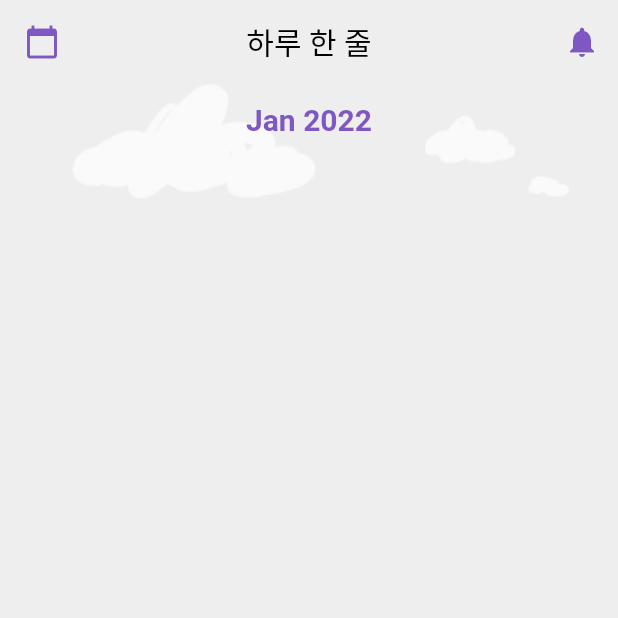
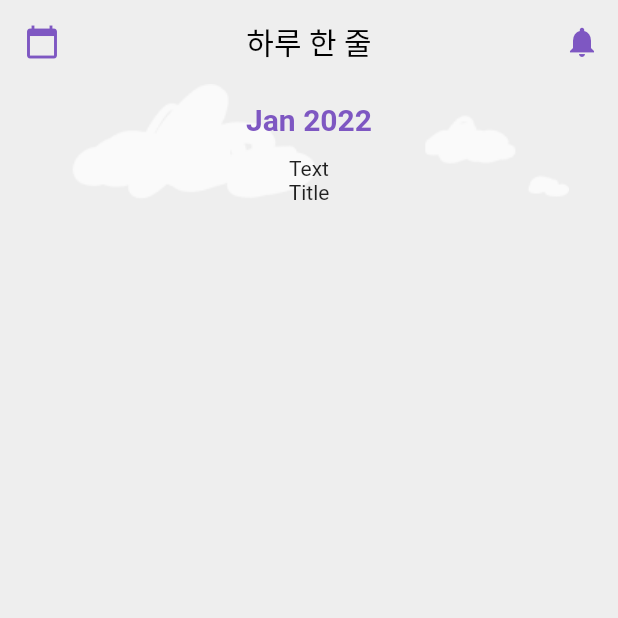
Before and after one commit to Ewha-Euron/1th_Adobby, a Flutter app: the screen it shows after launch, on a phone screen of 412 x 824 dp, the top half of it. Run offline on Flutter 3.47's test engine with Material 2 defaults, Android fonts, the phone set to English and light mode, and no system bars; our stand-ins replace flutter_datetime_picker, table_calendar.

Commit message:
feat: 일기 추가 기능 구현
- 메인 화면, 일기 추가 화면 간 데이터 전송 구현
- 일기 추가 화면에서 제목, 내용 입력
- 메인 화면에서 다이어리 리스트 보여주기

```diff
--- a/lib/screens/AddScreen.dart
+++ b/lib/screens/AddScreen.dart
@@ -1,3 +1,4 @@
+import 'package:adobby/widgets/Diary.dart';
 import 'package:adobby/widgets/TextDiaryAddPic.dart';
 import 'package:flutter/material.dart';
 import 'package:intl/intl.dart';
@@ -10,6 +11,9 @@ class AddScreen extends StatefulWidget {
 }
 
 class _AddScreenState extends State<AddScreen> {
+  // 메인 화면에서 items를 전달 받기 위한 변수 정의
+  // final List<Diary> items = [];
+
   // 다이어리 인풋 텍스트 조작을 위한 컨트롤러
   var _diaryTitleController = TextEditingController();
   var _diaryTextController = TextEditingController();
@@ -18,6 +22,14 @@ class _AddScreenState extends State<AddScreen> {
     _diaryTitleController.dispose();
     _diaryTextController.dispose();
     super.dispose();
+  }
+
+  void _addDiary(Diary diary) {
+    setState(() {
+      // items.add(diary);
+      _diaryTitleController.text = '';
+      _diaryTextController.text = '';
+    });
   }
 
   @override
@@ -69,6 +81,34 @@ class _AddScreenState extends State<AddScreen> {
                   labelText: '내용을 작성해주세요',
                 ),
               ),
+              SizedBox(
+                height: 40,
+              ),
+              // 테스트를 위한 추가 버튼
+              ElevatedButton(
+                onPressed: () {
+                  //String inputTitle = _diaryTitleController.text;
+                  //String inputText = _diaryTextController.text;
+
+                  final diary = new Diary(
+                      title: _diaryTitleController.value.text,
+                      text: _diaryTextController.value.text);
+
+                  Navigator.pop(context, diary);
+                  /*
+                  Navigator.pop(
+                      context,
+                      MaterialPageRoute(
+                          builder: (context) => MainScreen(
+                              //title: inputTitle, // 테스트용
+                              //text: inputText,
+                              //items[index].title: inputTitle,
+                              //items[index].text: inputText,
+                              )));
+                              */
+                },
+                child: Text('저장'),
+              )
             ],
           ),
         ));
--- a/lib/screens/MainScreen.dart
+++ b/lib/screens/MainScreen.dart
@@ -1,7 +1,7 @@
 import 'package:adobby/screens/AddScreen.dart';
 import 'package:adobby/screens/CalendarScreen.dart';
 import 'package:adobby/widgets/DatetimePicker.dart';
-//import 'package:adobby/widgets/DiaryList.dart';
+import 'package:adobby/widgets/Diary.dart';
 import 'package:flutter/material.dart';
 import 'package:intl/intl.dart';
 
@@ -12,20 +12,13 @@ class MainScreen extends StatefulWidget {
   _MainScreenState createState() => _MainScreenState();
 }
 
-class Diary {
-  int _id = 0;
-  DateTime date = DateTime.now();
-  Image? image;
-  String title = '';
-  String text = '';
-  String line = '';
-
-  Diary(this.text);
-}
-
 class _MainScreenState extends State<MainScreen> {
   // 다이어리 목록을 저장할 리스트
-  final _items = <Diary>[];
+  final items = <Diary>[];
+
+  // 테스트용
+  String text = 'Text';
+  String title = 'Title';
 
   // 다이어리 인풋 텍스트 조작을 위한 컨트롤러
   //var _diaryController = TextEditingController();
@@ -46,12 +39,29 @@ class _MainScreenState extends State<MainScreen> {
           diary.title,
         ),
         subtitle: Text(
-          diary.line,
+          diary.text,
+          //diary.line,
         ),
         //trailing: Image(image: diary.image,), nullsafety 때문에 계속 에러 나는 듯
         isThreeLine: true,
       ),
     );
+  }
+
+  // async 타입으로 동기화가 가능한 형태로 선언
+  void _awaitReturnValueFromAddScreen(BuildContext context) async {
+    // Navigator.push()의 결과값을 result에 할당
+    // 동기화 가능하도록 await 타입으로 Navigator.push() 함수 선언
+    final diaryItem = await Navigator.push(
+        context, MaterialPageRoute(builder: (context) => AddScreen()));
+
+    items.add(diaryItem);
+
+    // AddScreen으로부터 입력받은 전달값을 setState() 함수를 통해 text에 result값 덮어쓰기
+    setState(() {
+      title = diaryItem.title;
+      text = diaryItem.text;
+    });
   }
 
   @override
@@ -93,9 +103,11 @@ class _MainScreenState extends State<MainScreen> {
             child: Column(
           children: <Widget>[
             DatetimePicker(),
+            Text(text),
+            Text(title),
             Expanded(
                 child: ListView(
-              children: _items.reversed
+              children: items.reversed
                   .map((diary) => _buildItemWidget(diary))
                   .toList(),
             ))
@@ -106,8 +118,15 @@ class _MainScreenState extends State<MainScreen> {
           child: Icon(Icons.add),
           backgroundColor: Colors.deepPurple[800],
           onPressed: () {
+            _awaitReturnValueFromAddScreen(context);
+            /*
             Navigator.push(
-                context, MaterialPageRoute(builder: (context) => AddScreen()));
+                context,
+                MaterialPageRoute(
+                    builder: (context) => AddScreen(
+                        //items: items -> 여기서 왜 에러가 발생하는지..?
+                        )));
+            */
           }),
     );
   }
--- /dev/null
+++ b/lib/widgets/Diary.dart
@@ -0,0 +1,12 @@
+import 'package:flutter/material.dart';
+
+class Diary {
+  int _id = 0;
+  DateTime date = DateTime.now();
+  Image? image;
+  String title;
+  String text;
+  String line = '';
+
+  Diary({this.title = '', this.text = ''});
+}
--- /dev/null
+++ b/lib/widgets/DiaryList.dart
@@ -0,0 +1,41 @@
+import 'package:adobby/widgets/Diary.dart';
+import 'package:flutter/material.dart';
+import 'package:intl/intl.dart';
+
+class DiaryList extends StatelessWidget {
+  //const DiaryList({Key? key}) : super(key: key);
+
+  DiaryList(this.diaries);
+
+  final List<Diary> diaries;
+
+  Widget _buildItem(BuildContext context, int index) {
+    final diary = diaries[index];
+
+    return Card(
+      child: ListTile(
+        onTap: () {},
+        leading: Text(
+          DateFormat.MMMd().format(diary.date),
+        ),
+        title: Text(
+          diary.title,
+        ),
+        subtitle: Text(
+          diary.text,
+          //diary.line,
+        ),
+        //trailing: Image(image: diary.image,), nullsafety 때문에 계속 에러 나는 듯
+        isThreeLine: true,
+      ),
+    );
+  }
+
+  @override
+  Widget build(BuildContext context) {
+    return ListView.builder(
+      itemBuilder: _buildItem,
+      itemCount: diaries.length,
+    );
+  }
+}
```
